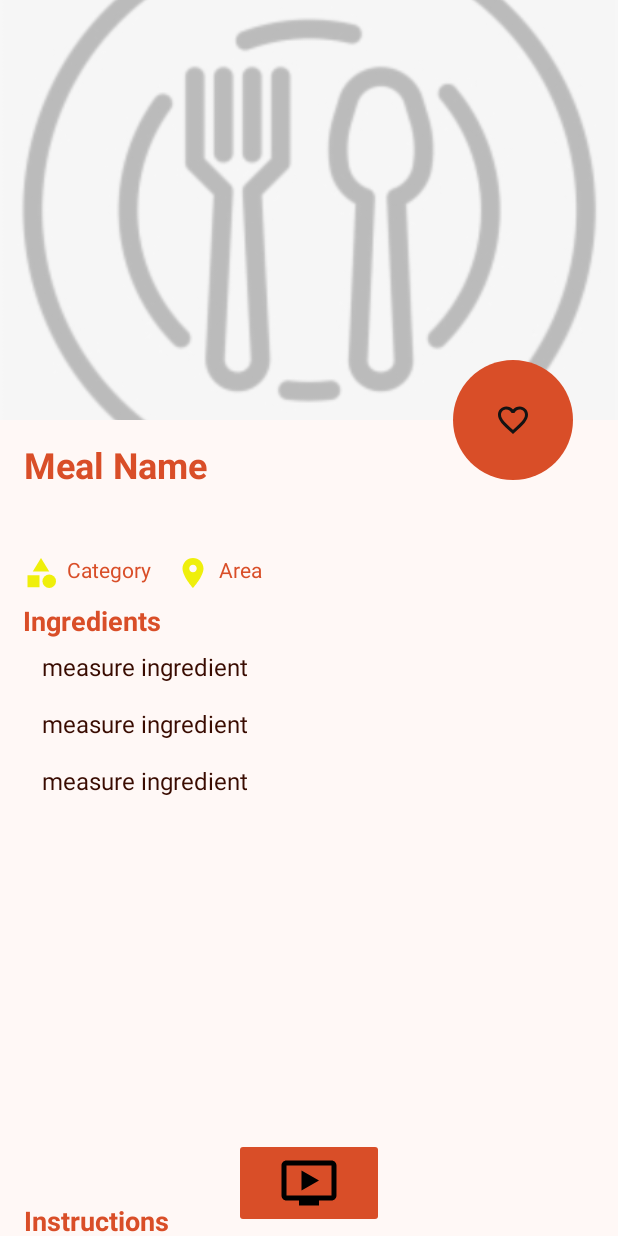
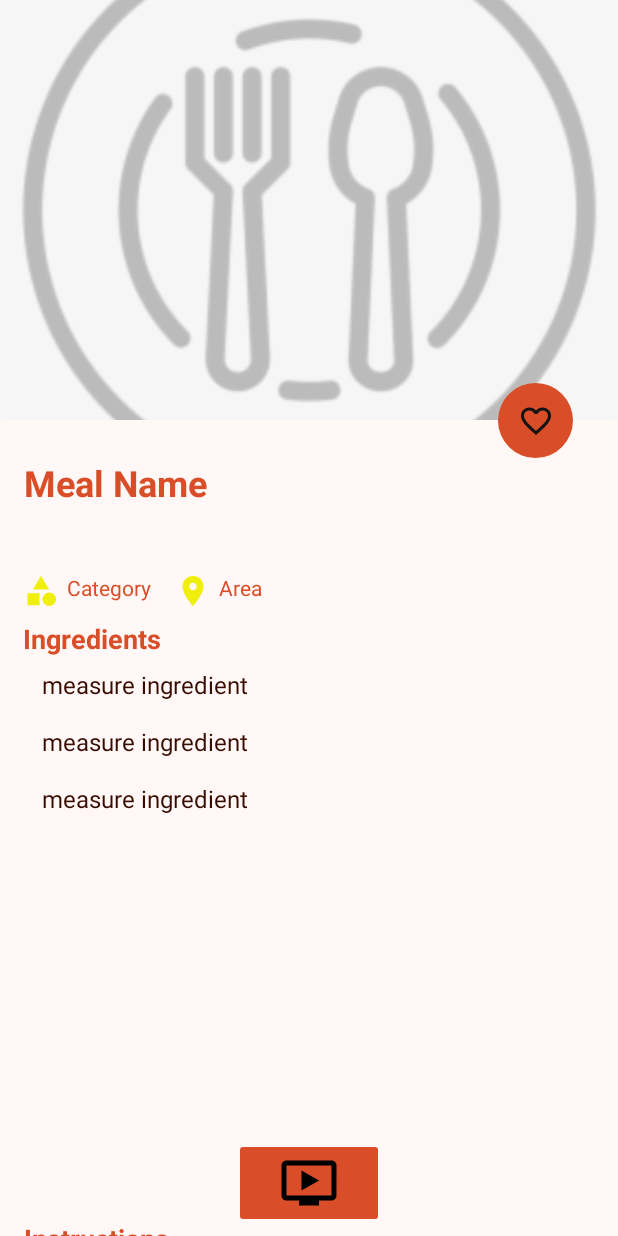
Before and after one commit to iZyadNasser/AlaKefak, an Android app: the layout fragment_details.xml on its own in the app's theme, with its tools: preview values and no code run, on a phone screen of 412 x 824 dp. Run offline under Robolectric (Android 15) with nearby library versions, the phone set to English and light mode, and no system bars; network calls fail.

Commit message:
fixed button sizze

```diff
--- a/app/src/main/res/layout/fragment_details.xml
+++ b/app/src/main/res/layout/fragment_details.xml
@@ -59,7 +59,7 @@
                 android:layout_height="wrap_content"
                 android:layout_gravity="center_vertical"
                 android:layout_marginStart="16dp"
-                android:layout_marginTop="8dp"
+                android:layout_marginTop="20dp"
                 android:text="@string/meal_name"
                 android:shadowColor="@color/white"
                 app:layout_constraintTop_toTopOf="parent"
@@ -234,8 +234,8 @@
 
     <ImageButton
         android:id="@+id/btnSave"
-        android:layout_width="80dp"
-        android:layout_height="80dp"
+        android:layout_width="50dp"
+        android:layout_height="50dp"
         android:layout_marginEnd="30dp"
         android:baselineAlignBottom="false"
         android:clickable="true"
```
